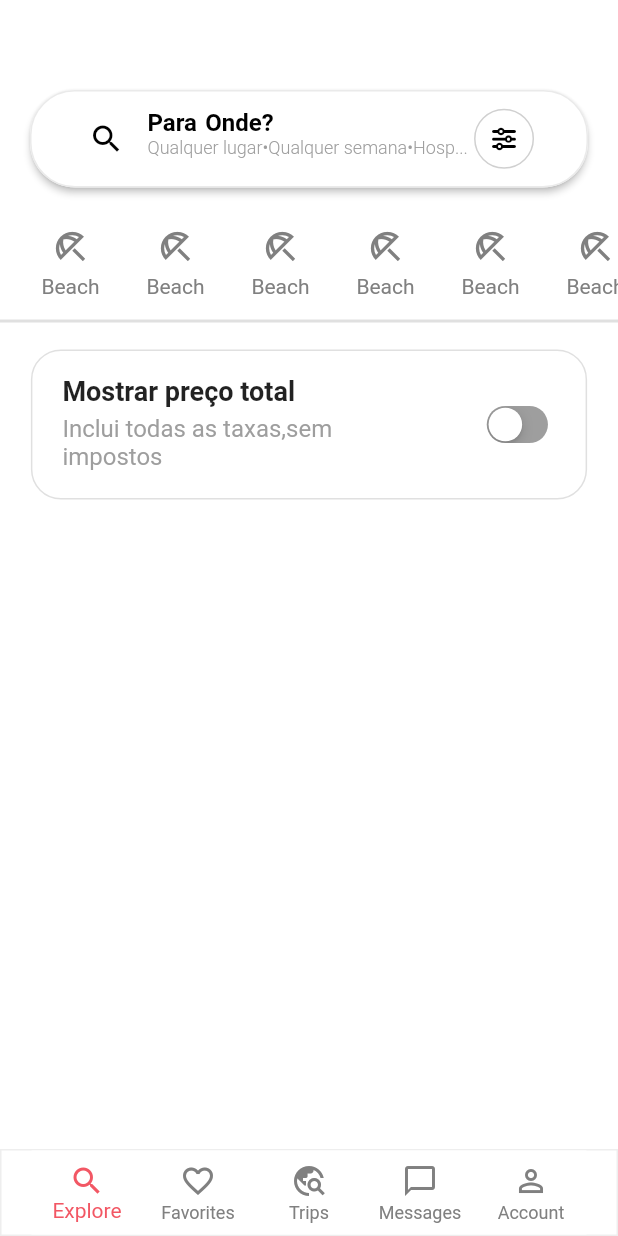
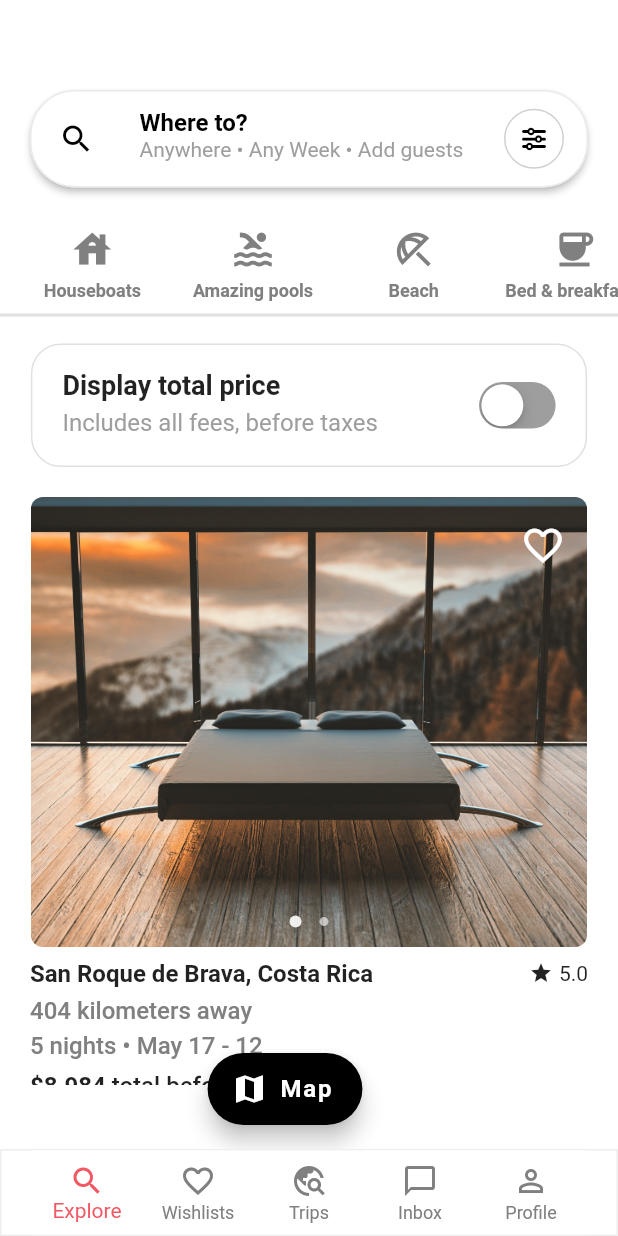
Before and after one commit to PriscilaFonseca/clone_airbnb, a Flutter app: the screen it shows after launch, on a phone screen of 412 x 824 dp. Run offline on Flutter 3.47's test engine with Material 2 defaults, Android fonts, the light colour scheme and no system bars; drawn by our look-alikes of carousel_slider; our stand-ins replace font_awesome_flutter; Roboto replaces fonts that are missing (RobotoMono).

Commit message:
places details

```diff
--- a/lib/components/bottom_navigation_bar_widget.dart
+++ b/lib/components/bottom_navigation_bar_widget.dart
@@ -61,7 +61,7 @@ class _BottomNavigationBarWidgetState extends State<BottomNavigationBarWidget> {
               ),
               BottomNavigationBarItem(
                 icon: Icon(Icons.favorite_border),
-                label: 'Favorites',
+                label: 'Wishlists',
               ),
               BottomNavigationBarItem(
                 icon: Icon(Icons.travel_explore_outlined),
@@ -69,11 +69,11 @@ class _BottomNavigationBarWidgetState extends State<BottomNavigationBarWidget> {
               ),
               BottomNavigationBarItem(
                 icon: Icon(Icons.messenger_outline_outlined),
-                label: 'Messages',
+                label: 'Inbox',
               ),
               BottomNavigationBarItem(
                 icon: Icon(Icons.person_outline),
-                label: 'Account',
+                label: 'Profile',
               ),
             ],
           ),
--- a/lib/components/search_widget.dart
+++ b/lib/components/search_widget.dart
@@ -38,30 +38,25 @@ class SearchWidget extends StatelessWidget {
                       color: Colors.black,
                     ),
                   ),
-                  SizedBox(
-                    height: 40,
-                    width: size.width * 0.03,
-                  ),
+                  const Spacer(),
                   Column(
                     crossAxisAlignment: CrossAxisAlignment.center,
                     children: [
                       _buildTitleAndSubtitle(
                         context,
-                        'Para Onde?',
-                        'Qualquer lugar•Qualquer semana•Hosp...',
+                        'Where to?',
+                        'Anywhere • Any Week • Add guests',
                       ),
                     ],
                   ),
-                  SizedBox(
-                    width: size.width * 0.01,
-                  ),
+                  const Spacer(),
                   Column(
                     crossAxisAlignment: CrossAxisAlignment.end,
                     children: [
                       SizedBox(
                         height: 40,
                         width: 40,
-                        child: _buildFiltes(context, FontAwesomeIcons.sliders),
+                        child: _buildFilters(context, FontAwesomeIcons.sliders),
                       ),
                     ],
                   ),
@@ -114,7 +109,6 @@ class SearchWidget extends StatelessWidget {
           title,
           style: const TextStyle(
             fontSize: 16,
-            wordSpacing: 1.5,
             fontWeight: FontWeight.w600,
             color: Colors.black,
           ),
@@ -122,8 +116,8 @@ class SearchWidget extends StatelessWidget {
         Text(
           subtitle,
           style: const TextStyle(
-            fontSize: 12,
-            fontWeight: FontWeight.w300,
+            fontSize: 14,
+            fontWeight: FontWeight.w400,
             color: Colors.grey,
           ),
         ),
@@ -131,7 +125,7 @@ class SearchWidget extends StatelessWidget {
     );
   }
 
-  Widget _buildFiltes(
+  Widget _buildFilters(
     context,
     IconData icon,
   ) {
--- a/lib/screen/explore/components/show_total_price.dart
+++ b/lib/screen/explore/components/display_total_price_widget.dart
@@ -1,14 +1,15 @@
 import 'package:flutter/cupertino.dart';
 import 'package:flutter/material.dart';
 
-class ShowTotalPriceWidget extends StatefulWidget {
-  const ShowTotalPriceWidget({super.key});
+class DisplayTotalPriceWidget extends StatefulWidget {
+  const DisplayTotalPriceWidget({super.key});
 
   @override
-  State<ShowTotalPriceWidget> createState() => _ShowTotalPriceWidgetState();
+  State<DisplayTotalPriceWidget> createState() =>
+      _DisplayTotalPriceWidgetState();
 }
 
-class _ShowTotalPriceWidgetState extends State<ShowTotalPriceWidget> {
+class _DisplayTotalPriceWidgetState extends State<DisplayTotalPriceWidget> {
   bool _isSelected = false;
 
   final MaterialStateProperty<Icon?> thumbIcon =
@@ -27,7 +28,7 @@ class _ShowTotalPriceWidgetState extends State<ShowTotalPriceWidget> {
     return Padding(
       padding: const EdgeInsets.only(top: 20.0),
       child: Container(
-        height: 100,
+        height: size.height * 0.1,
         width: size.width * 0.9,
         decoration: BoxDecoration(
           borderRadius: BorderRadius.circular(20),
@@ -49,7 +50,7 @@ class _ShowTotalPriceWidgetState extends State<ShowTotalPriceWidget> {
                     crossAxisAlignment: CrossAxisAlignment.start,
                     children: const [
                       Text(
-                        'Mostrar preço total',
+                        'Display total price',
                         style: TextStyle(
                           height: 1.2,
                           fontSize: 18,
@@ -62,7 +63,7 @@ class _ShowTotalPriceWidgetState extends State<ShowTotalPriceWidget> {
                     ],
                   ),
                   const Text(
-                    'Inclui todas as taxas,sem\nimpostos',
+                    'Includes all fees, before taxes',
                     style: TextStyle(
                       color: Color(
                         0xFF9E9E9E,
@@ -90,7 +91,7 @@ class _ShowTotalPriceWidgetState extends State<ShowTotalPriceWidget> {
 
   Widget _buildSwitch(context) {
     return Transform.scale(
-      scale: 0.8,
+      scale: 1,
       child: CupertinoSwitch(
         value: _isSelected,
         activeColor: Colors.black,
--- /dev/null
+++ b/lib/screen/explore/components/list_categories_widget.dart
@@ -0,0 +1,149 @@
+import 'package:flutter/material.dart';
+
+class ListIconsCategoriesWidget extends StatefulWidget {
+  const ListIconsCategoriesWidget({super.key});
+
+  @override
+  State<ListIconsCategoriesWidget> createState() =>
+      _ListIconsCategoriesWidgetState();
+}
+
+class _ListIconsCategoriesWidgetState extends State<ListIconsCategoriesWidget> {
+  @override
+  Widget build(BuildContext context) {
+    Size size = MediaQuery.of(context).size;
+    return Padding(
+      padding: const EdgeInsets.only(top: 16.0),
+      child: Container(
+        height: 66,
+        decoration: const BoxDecoration(
+          color: Colors.white,
+          boxShadow: [
+            BoxShadow(
+              color: Color(
+                0xFFE0E0E0,
+              ),
+              offset: Offset(
+                0.0,
+                2,
+              ),
+            ),
+          ],
+        ),
+        child: Padding(
+          padding: const EdgeInsets.only(
+            left: 8.0,
+          ),
+          child: ListView.builder(
+            scrollDirection: Axis.horizontal,
+            itemCount: _listCategories.length,
+            itemBuilder: ((context, index) {
+              return SizedBox(
+                width: size.width * 0.26,
+                child: IconButton(
+                  padding: EdgeInsets.zero,
+                  onPressed: () {},
+                  icon: Column(
+                    mainAxisAlignment: MainAxisAlignment.center,
+                    children: [
+                      Column(
+                        crossAxisAlignment: CrossAxisAlignment.center,
+                        children: [
+                          Icon(
+                            _listCategories[index].icon,
+                            size: 30,
+                            color: const Color(
+                              0xFF808080,
+                            ),
+                          ),
+                        ],
+                      ),
+                      const SizedBox(
+                        height: 6.0,
+                      ),
+                      Row(
+                        mainAxisAlignment: MainAxisAlignment.center,
+                        children: [
+                          Text(
+                            _listCategories[index].label,
+                            style: const TextStyle(
+                              fontSize: 12,
+                              fontWeight: FontWeight.w600,
+                              color: Color(
+                                0xFF808080,
+                              ),
+                            ),
+                          ),
+                        ],
+                      ),
+                    ],
+                  ),
+                ),
+              );
+            }),
+          ),
+        ),
+      ),
+    );
+  }
+
+  final List<Category> _listCategories = <Category>[
+    Category(
+      label: 'Houseboats',
+      category: 'Houseboats',
+      icon: Icons.house,
+    ),
+    Category(
+      label: 'Amazing pools',
+      category: 'Amazing pools',
+      icon: Icons.pool,
+    ),
+    Category(
+      label: 'Beach',
+      category: 'Beach',
+      icon: Icons.beach_access_outlined,
+    ),
+    Category(
+      label: 'Bed & breakfasts',
+      category: 'Bed & breakfasts',
+      icon: Icons.coffee,
+    ),
+    Category(
+      label: 'Castles',
+      category: 'Castles',
+      icon: Icons.castle,
+    ),
+    Category(
+      label: 'Luxe',
+      category: 'Luxe',
+      icon: Icons.airline_seat_individual_suite,
+    ),
+    Category(
+      label: 'Houseboats',
+      category: 'Houseboats',
+      icon: Icons.beach_access_outlined,
+    ),
+    Category(
+      label: 'Farms',
+      category: 'Farms',
+      icon: Icons.account_balance,
+    ),
+    Category(
+      label: 'Tropical',
+      category: 'Tropical',
+      icon: Icons.cabin,
+    ),
+  ];
+}
+
+class Category {
+  String label;
+  String category;
+  IconData icon;
+
+  Category({
+    required this.label,
+    required this.category,
+    required this.icon,
+  });
+}
--- a/lib/screen/explore/components/list_icons_widgets.dart
+++ /dev/null
@@ -1,70 +0,0 @@
-import 'package:flutter/material.dart';
-
-class ListIconsCategoriesWidget extends StatefulWidget {
-  const ListIconsCategoriesWidget({super.key});
-
-  @override
-  State<ListIconsCategoriesWidget> createState() =>
-      _ListIconsCategoriesWidgetState();
-}
-
-class _ListIconsCategoriesWidgetState extends State<ListIconsCategoriesWidget> {
-  final _iconsCategories = List<Widget>.generate(
-    60,
-    ((index) => IconButton(
-          onPressed: () {},
-          icon: Column(
-            crossAxisAlignment: CrossAxisAlignment.center,
-            children: const [
-              Icon(
-                Icons.beach_access_outlined,
-                size: 26,
-                color: Color(0xFF808080),
-              ),
-              SizedBox(
-                height: 6,
-              ),
-              Text(
-                'Beach',
-                style: TextStyle(
-                  fontSize: 14,
-                  color: Color(0xFF808080),
-                ),
-              ),
-            ],
-          ),
-        )),
-  );
-
-  @override
-  Widget build(BuildContext context) {
-    return Padding(
-      padding: const EdgeInsets.only(top: 16.0),
-      child: Container(
-        height: 70,
-        decoration: const BoxDecoration(
-          color: Colors.white,
-          boxShadow: [
-            BoxShadow(
-              color: Color(
-                0xFFE0E0E0,
-              ),
-              offset: Offset(
-                0.0,
-                2,
-              ),
-            ),
-          ],
-        ),
-        child: GridView.count(
-          scrollDirection: Axis.horizontal,
-          padding: const EdgeInsets.only(
-            left: 12.0,
-          ),
-          crossAxisCount: 1,
-          children: _iconsCategories,
-        ),
-      ),
-    );
-  }
-}
--- /dev/null
+++ b/lib/screen/explore/components/places_details_widget.dart
@@ -0,0 +1,232 @@
+import 'package:carousel_slider/carousel_slider.dart';
+import 'package:flutter/material.dart';
+import 'package:intl/intl.dart';
+
+class PlacesDetailsWidget extends StatefulWidget {
+  final String title;
+  final double price;
+  final double evaluation;
+  final double kilometers;
+  final int nights;
+  final DateTime dateCheckIn;
+  final DateTime dateCheckOut;
+  final List<String> images;
+  const PlacesDetailsWidget({
+    super.key,
+    required this.images,
+    required this.title,
+    required this.evaluation,
+    required this.kilometers,
+    required this.nights,
+    required this.dateCheckIn,
+    required this.dateCheckOut,
+    required this.price,
+  });
+
+  @override
+  State<PlacesDetailsWidget> createState() => _PlacesDetailsWidgetState();
+}
+
+int _currentIndex = 0;
+bool _isSelected = false;
+final CarouselController _controller = CarouselController();
+
+class _PlacesDetailsWidgetState extends State<PlacesDetailsWidget> {
+  late List<Widget> _listImages;
+
+  @override
+  void initState() {
+    _listImages = widget.images
+        .map(
+          (image) => ClipRRect(
+            borderRadius: BorderRadius.circular(8),
+            child: Image.asset(
+              image,
+              fit: BoxFit.cover,
+            ),
+          ),
+        )
+        .toList();
+    super.initState();
+  }
+
+  @override
+  Widget build(BuildContext context) {
+    return Column(
+      crossAxisAlignment: CrossAxisAlignment.start,
+      children: [
+        Stack(
+          alignment: Alignment.center,
+          children: [
+            CarouselSlider(
+              items: _listImages,
+              carouselController: _controller,
+              options: CarouselOptions(
+                viewportFraction: 0.9,
+                aspectRatio: 2.0,
+                height: 300,
+                enlargeCenterPage: true,
+                onPageChanged: (index, reason) {
+                  setState(
+                    () {
+                      _currentIndex = index;
+                    },
+                  );
+                },
+              ),
+            ),
+            Positioned(
+              bottom: 5,
+              child: Row(
+                mainAxisAlignment: MainAxisAlignment.center,
+                children: _listImages.asMap().entries.map(
+                  (entry) {
+                    return GestureDetector(
+                      onTap: () => _controller.animateToPage(entry.key),
+                      child: Container(
+                        width: _currentIndex == entry.key ? 8 : 6,
+                        height: _currentIndex == entry.key ? 8 : 6,
+                        margin: const EdgeInsets.symmetric(
+                            vertical: 8.0, horizontal: 6.0),
+                        decoration: BoxDecoration(
+                          shape: BoxShape.circle,
+                          color:
+                              (Theme.of(context).brightness == Brightness.dark
+                                      ? Colors.grey
+                                      : Colors.white)
+                                  .withOpacity(
+                                      _currentIndex == entry.key ? 0.9 : 0.6),
+                        ),
+                      ),
+                    );
+                  },
+                ).toList(),
+              ),
+            ),
+            Positioned(
+              top: 8,
+              right: 26,
+              child: IconButton(
+                onPressed: () {
+                  setState(
+                    () {
+                      _isSelected = !_isSelected;
+                    },
+                  );
+                },
+                icon: _isSelected
+                    ? const Icon(
+                        Icons.favorite,
+                        size: 30,
+                        color: Color(0xFFF25764),
+                      )
+                    : const Icon(
+                        Icons.favorite_border,
+                        color: Colors.white,
+                        size: 30,
+                      ),
+              ),
+            ),
+          ],
+        ),
+        Padding(
+          padding: const EdgeInsets.symmetric(
+            horizontal: 20.0,
+            vertical: 8.0,
+          ),
+          child: Column(
+            crossAxisAlignment: CrossAxisAlignment.start,
+            children: [
+              Padding(
+                padding: const EdgeInsets.only(bottom: 6.0),
+                child: Row(
+                  mainAxisAlignment: MainAxisAlignment.center,
+                  children: [
+                    Text(
+                      widget.title,
+                      style: const TextStyle(
+                        fontWeight: FontWeight.w600,
+                        fontSize: 16,
+                      ),
+                    ),
+                    const Spacer(),
+                    const Icon(
+                      Icons.star,
+                      size: 16,
+                    ),
+                    const SizedBox(
+                      width: 4.0,
+                    ),
+                    Text(
+                      '${widget.evaluation}',
+                    ),
+                  ],
+                ),
+              ),
+              Row(
+                children: [
+                  Text(
+                    '${widget.kilometers.round()} kilometers away',
+                    style: const TextStyle(
+                      fontSize: 16,
+                      fontWeight: FontWeight.w500,
+                      color: Color(
+                        0xFF808080,
+                      ),
+                    ),
+                  ),
+                ],
+              ),
+              const SizedBox(
+                height: 4.0,
+              ),
+              Row(
+                children: [
+                  Text(
+                    '${widget.nights.round()} nights • ${DateFormat.MMMM().format(widget.dateCheckOut)} ${int.parse('${widget.dateCheckOut.day}')} - ${int.parse('${widget.dateCheckIn.day}')}',
+                    style: const TextStyle(
+                      fontSize: 16,
+                      fontWeight: FontWeight.w500,
+                      color: Color(
+                        0xFF808080,
+                      ),
+                    ),
+                  ),
+                ],
+              ),
+              const SizedBox(
+                height: 8.0,
+              ),
+              Container(
+                decoration: const BoxDecoration(
+                  border: Border(
+                    bottom: BorderSide(width: 0.6),
+                  ),
+                ),
+                child: RichText(
+                  text: TextSpan(
+                    style: DefaultTextStyle.of(context).style.copyWith(
+                          fontSize: 16,
+                          fontWeight: FontWeight.w500,
+                        ),
+                    children: [
+                      TextSpan(
+                        text: '\$${widget.price} ',
+                        style: const TextStyle(
+                          fontWeight: FontWeight.bold,
+                        ),
+                      ),
+                      const TextSpan(
+                        text: 'total before taxes',
+                      ),
+                    ],
+                  ),
+                ),
+              ),
+            ],
+          ),
+        ),
+      ],
+    );
+  }
+}
--- /dev/null
+++ b/lib/screen/explore/components/places_to_trips_widget.dart
@@ -0,0 +1,122 @@
+import 'package:clone_airbnb/screen/explore/components/places_details_widget.dart';
+import 'package:flutter/material.dart';
+
+class PlacesToTripsWidget extends StatefulWidget {
+  const PlacesToTripsWidget({super.key});
+
+  @override
+  State<PlacesToTripsWidget> createState() => _PlacesToTripsWidgetState();
+}
+
+class _PlacesToTripsWidgetState extends State<PlacesToTripsWidget> {
+  @override
+  Widget build(BuildContext context) {
+    Size size = MediaQuery.of(context).size;
+    return SizedBox(
+      height: size.height * 0.5,
+      child: ListView.builder(
+        padding: const EdgeInsets.only(
+          top: 20.0,
+        ),
+        shrinkWrap: true,
+        itemCount: _listPlaces.length,
+        itemBuilder: (context, index) {
+          return Padding(
+            padding: const EdgeInsets.only(
+              bottom: 16.0,
+            ),
+            child: PlacesDetailsWidget(
+              images: _listPlaces[index].images,
+              title: _listPlaces[index].title,
+              evaluation: _listPlaces[index].evaluation,
+              kilometers: _listPlaces[index].kilometers,
+              nights: _listPlaces[index].nights,
+              dateCheckIn: _listPlaces[index].dateCheckIn,
+              dateCheckOut: _listPlaces[index].dateCheckOut,
+              price: _listPlaces[index].price,
+            ),
+          );
+        },
+      ),
+    );
+  }
+
+  final List<Place> _listPlaces = <Place>[
+    Place(
+      title: 'San Roque de Brava, Costa Rica',
+      price: 8.984,
+      evaluation: 5.0,
+      kilometers: 404,
+      nights: 5,
+      dateCheckIn: DateTime(2023, 05, 12),
+      dateCheckOut: DateTime(2023, 05, 17),
+      images: [
+        'assets/images/image_home_2.jpg',
+        'assets/images/image_home_1.jpg',
+      ],
+    ),
+    Place(
+      title: 'Austin, Texas, US',
+      price: 21.630,
+      evaluation: 3.0,
+      kilometers: 404,
+      nights: 5,
+      dateCheckIn: DateTime(2023, 05, 12),
+      dateCheckOut: DateTime(2023, 05, 17),
+      images: [
+        'assets/images/image_home_1.jpg',
+        'assets/images/image_home_2.jpg',
+      ],
+    ),
+    Place(
+      title: 'Austin, Texas, US',
+      price: 21.630,
+      evaluation: 4.5,
+      kilometers: 404,
+      nights: 5,
+      dateCheckIn: DateTime(2023, 05, 12),
+      dateCheckOut: DateTime(2023, 05, 17),
+      images: [
+        'assets/images/image_home_2.jpg',
+        'assets/images/image_home_3.jpg',
+        'assets/images/image_home_1.jpg',
+      ],
+    ),
+    Place(
+      title: 'Austin, Texas, US',
+      price: 21.630,
+      evaluation: 5.0,
+      kilometers: 404,
+      nights: 5,
+      dateCheckIn: DateTime(2023, 05, 12),
+      dateCheckOut: DateTime(2023, 05, 17),
+      images: [
+        'assets/images/image_home_1.jpg',
+        'assets/images/image_home_2.jpg',
+        'assets/images/image_home_3.jpg',
+      ],
+    ),
+  ];
+}
+
+class Place {
+  final String title;
+  final double price;
+  final double evaluation;
+  final double kilometers;
+  final int nights;
+  final DateTime dateCheckIn;
+  final DateTime dateCheckOut;
+  final List<String> images;
+
+  Place({
+    required this.title,
+    required this.price,
+    required this.evaluation,
+    required this.kilometers,
+    required this.nights,
+    required this.dateCheckIn,
+    required this.dateCheckOut,
+    required this.images,
+  });
+}
--- a/lib/screen/explore/explore.dart
+++ b/lib/screen/explore/explore.dart
@@ -1,6 +1,7 @@
-import 'package:clone_airbnb/screen/explore/components/list_icons_widgets.dart';
+import 'package:clone_airbnb/screen/explore/components/list_categories_widget.dart';
 import 'package:clone_airbnb/components/search_widget.dart';
-import 'package:clone_airbnb/screen/explore/components/show_total_price.dart';
+import 'package:clone_airbnb/screen/explore/components/places_to_trips_widget.dart';
+import 'package:clone_airbnb/screen/explore/components/display_total_price_widget.dart';
 import 'package:flutter/material.dart';
 
 class ExploreScreenWidget extends StatelessWidget {
@@ -8,7 +9,6 @@ class ExploreScreenWidget extends StatelessWidget {
 
   @override
   Widget build(BuildContext context) {
-    // Size size = MediaQuery.of(context).size;
     return Scaffold(
       backgroundColor: Colors.white,
       body: Padding(
@@ -20,9 +20,30 @@ class ExploreScreenWidget extends StatelessWidget {
               height: 2,
             ),
             ListIconsCategoriesWidget(),
-            ShowTotalPriceWidget(),
+            DisplayTotalPriceWidget(),
+            PlacesToTripsWidget(),
           ],
         ),
+      ),
+      floatingActionButton: Row(
+        mainAxisAlignment: MainAxisAlignment.center,
+        children: [
+          FloatingActionButton.extended(
+            onPressed: () {},
+            label: const Text(
+              'Map',
+              style: TextStyle(
+                fontSize: 16,
+                fontWeight: FontWeight.w600,
+              ),
+            ),
+            icon: const Icon(
+              Icons.map,
+              size: 24,
+            ),
+            backgroundColor: Colors.black,
+          ),
+        ],
       ),
     );
   }
--- a/pubspec.yaml
+++ b/pubspec.yaml
@@ -36,6 +36,8 @@ dependencies:
   # Use with the CupertinoIcons class for iOS style icons.
   cupertino_icons: ^1.0.2
   font_awesome_flutter: ^10.3.0
+  carousel_slider: ^4.2.1
+  intl: ^0.18.0
 
 dev_dependencies:
   flutter_test:
@@ -59,7 +61,8 @@ flutter:
   uses-material-design: true
 
   # To add assets to your application, add an assets section, like this:
-  # assets:
+  assets:
+    - assets/images/
   #   - images/a_dot_burr.jpeg
   #   - images/a_dot_ham.jpeg
 
```
Also changed, not shown: assets/images/image_home_1.jpg (added), assets/images/image_home_2.jpg (added), assets/images/image_home_3.jpg (added), pubspec.lock.
